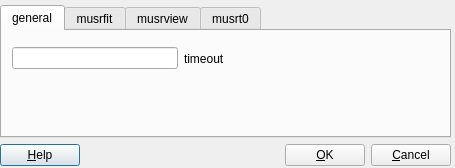
First picture: the form in src/musredit_qt5/forms/PPrefsDialog.ui, repository aPeter1/musrfit-fork, before the edit.
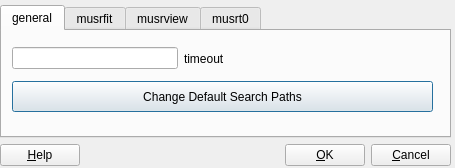
Second picture: the form after the edit. The open tabs and pages were chosen to show the change. Icons and pictures are not drawn.

Commit message: allow the user to change the default search data file paths from within musredit > preferences.

Patch:
```diff
--- a/src/musredit_qt5/forms/PPrefsDialog.ui
+++ b/src/musredit_qt5/forms/PPrefsDialog.ui
@@ -74,6 +74,19 @@
          </item>
         </layout>
        </widget>
+       <widget class="QPushButton" name="fDefaultPath_pushButton">
+        <property name="geometry">
+         <rect>
+          <x>10</x>
+          <y>50</y>
+          <width>421</width>
+          <height>31</height>
+         </rect>
+        </property>
+        <property name="text">
+         <string>Change Default Search Paths</string>
+        </property>
+       </widget>
       </widget>
       <widget class="QWidget" name="fMusrfit_tab">
        <attribute name="title">
```
Left out of the diff: 2 changed lines with no effect on the pictures. The commit also changes 6 other files.
